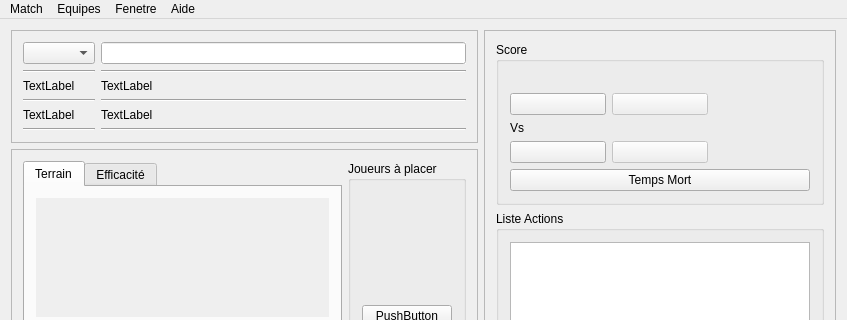
Before: the Qt Designer form ui/ecran.ui in flagage/volleyclubstats, drawn with Qt 5; both pictures show x 0 to 847 and y 0 to 320 of the 847 by 478 pixel window.
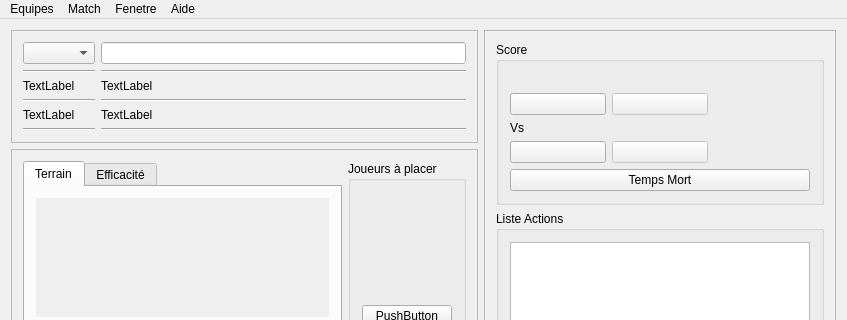
After: the same form once the commit is applied. Icons and pictures are not drawn.

What changed in the file:
```diff
--- a/ui/ecran.ui
+++ b/ui/ecran.ui
@@ -393,7 +393,7 @@
      <x>0</x>
      <y>0</y>
      <width>847</width>
-     <height>25</height>
+     <height>21</height>
     </rect>
    </property>
    <widget class="QMenu" name="menuFenetre">
@@ -431,8 +431,8 @@
     <addaction name="actionExporter_Equipe"/>
     <addaction name="actionImporter_Equipe"/>
    </widget>
-   <addaction name="menuMatch"/>
    <addaction name="menuEquipe"/>
+   <addaction name="menuMatch"/>
    <addaction name="menuFenetre"/>
    <addaction name="menuAide"/>
   </widget>
```
